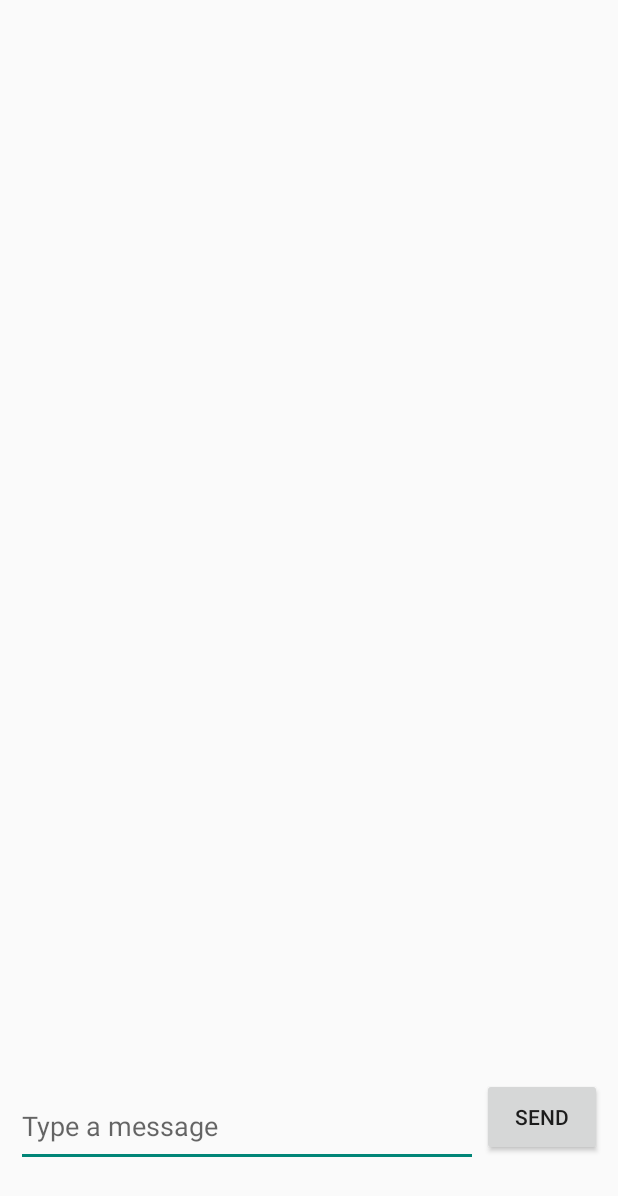
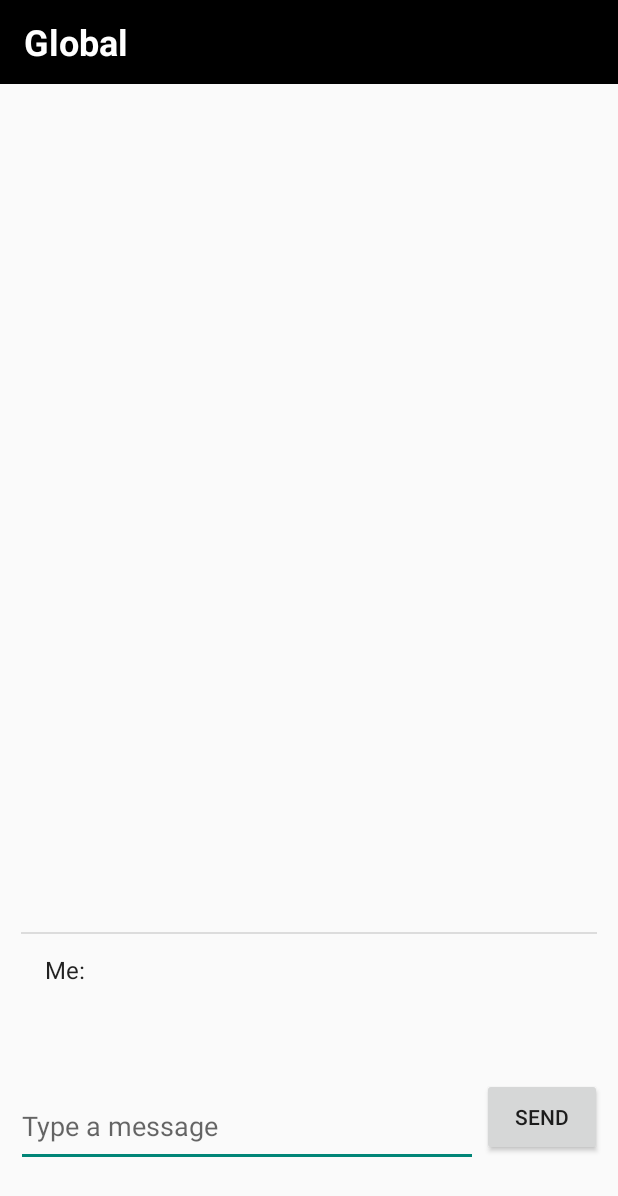
Before and after one commit to rushad7/Chat-Room, an Android app: the ChatPage screen opened directly, with no data from a screen before it, after a tap on "SEND", on a phone screen of 412 x 824 dp. Shown: the top 1196 px of the screen. Run offline under Robolectric (Android 15) with nearby library versions, the phone set to English and light mode, and no system bars.

Commit message:
Modified chat page

```diff
--- a/app/src/main/java/com/example/chatroom/ChatPage.kt
+++ b/app/src/main/java/com/example/chatroom/ChatPage.kt
@@ -38,7 +38,6 @@ class ChatPage : AppCompatActivity(), CoroutineScope {
         setContentView(R.layout.chat_page)
 
         loginSettings = LoginSettings(this@ChatPage)
-        Toast.makeText(applicationContext, "Welcome ${loginSettings.getUsername()}", Toast.LENGTH_LONG).show()
 
         chatBoxField = findViewById(R.id.chatBoxField)
         sendChatButton = findViewById(R.id.sendChatButton)
@@ -46,28 +45,24 @@ class ChatPage : AppCompatActivity(), CoroutineScope {
 
         arrayAdapter = ArrayAdapter(this, android.R.layout.simple_list_item_1, list)
 
-        chatWebSocket()
+        chatWebSocket("global")
 
         sendChatButton.setOnClickListener {
 
-            val message = chatBoxField.text.toString()
+            val broadcastMessage = "${loginSettings.getUsername().toString()}: ${chatBoxField.text}"
+            val displayMessage = "Me: ${chatBoxField.text}"
 
             launch {
-                try {
-                    chatWebSocket(message)
-                } catch (e: Exception) {
-                    Toast.makeText(
-                        this@ChatPage,
-                        "Oops! Something went wrong, check your internet connection",
-                        Toast.LENGTH_LONG
-                    ).show()
-                }
+                list.add(displayMessage)
+                arrayAdapter.notifyDataSetChanged()
+                chatView.adapter = arrayAdapter
+                chatWebSocket("global", broadcastMessage)
             }
             chatBoxField.text = ""
         }
     }
 
-    private fun chatWebSocket(message: String? = null) {
+    private fun chatWebSocket(room: String, message: String? = null) {
 
         val userCredentials: Pair<String?, String?> = loginSettings.getUserInfo()
         val username = userCredentials.first.toString()
@@ -75,7 +70,7 @@ class ChatPage : AppCompatActivity(), CoroutineScope {
         val hash = "${Utils.sha512(username)}$password"
 
         val client = OkHttpClient()
-        val request: Request = Request.Builder().url("ws://chat-service.herokuapp.com/chat/${hash}").build()
+        val request: Request = Request.Builder().url("ws://chat-service.herokuapp.com/chat/${room}/${hash}").build()
 
         val webSocketListener: WebSocketListener = object : WebSocketListener() {
 
@@ -104,14 +99,18 @@ class ChatPage : AppCompatActivity(), CoroutineScope {
 
             override fun onFailure(webSocket: WebSocket, t: Throwable, response: Response?) {
                 runOnUiThread(Runnable {
-                    Toast.makeText(this@ChatPage, "Connection Failed", Toast.LENGTH_SHORT).show()
+                    Toast.makeText(
+                        this@ChatPage,
+                        "Connection failed, message will be sent when you are connected to the internet",
+                        Toast.LENGTH_SHORT
+                    ).show()
                 })
             }
         }
 
         val chatClient = client.newWebSocket(request, webSocketListener)
         if (message != null) {
-            chatClient.send("$username : $message")
+            chatClient.send("$message")
             runOnUiThread(Runnable {
                 chatView.transcriptMode = ListView.TRANSCRIPT_MODE_NORMAL
                 chatView.isStackFromBottom = true
--- a/app/src/main/res/layout/chat_page.xml
+++ b/app/src/main/res/layout/chat_page.xml
@@ -2,8 +2,27 @@
 <androidx.constraintlayout.widget.ConstraintLayout
         xmlns:android="http://schemas.android.com/apk/res/android"
         xmlns:app="http://schemas.android.com/apk/res-auto"
-        android:layout_width="match_parent"
+        xmlns:tools="http://schemas.android.com/tools" android:layout_width="match_parent"
         android:layout_height="match_parent">
+
+
+    <androidx.appcompat.widget.Toolbar
+            android:id="@+id/toolbar"
+            android:layout_width="match_parent"
+            android:layout_height="?attr/actionBarSize"
+            android:background="#000000" app:layout_constraintStart_toStartOf="parent"
+            app:layout_constraintTop_toTopOf="parent"
+    >
+
+        <TextView
+                android:id="@+id/custom_title"
+                android:layout_width="wrap_content"
+                android:layout_height="wrap_content"
+                android:text="Global"
+                android:textColor="#FFFFFF"
+                android:textSize="24sp"
+                android:textStyle="bold" tools:layout_editor_absoluteY="14dp" tools:layout_editor_absoluteX="16dp"/>
+    </androidx.appcompat.widget.Toolbar>
 
     <ListView
             android:layout_width="384dp"
```
